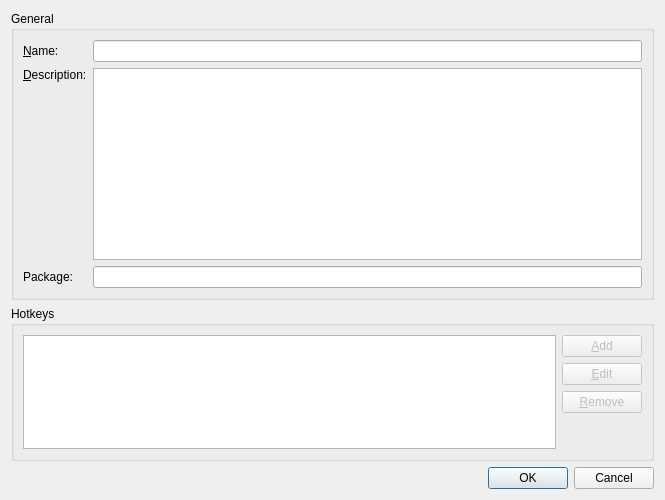
Old version of the form src/grauchy/src/grauchy/packagedialog.ui in the repository Slesa/Trinity.
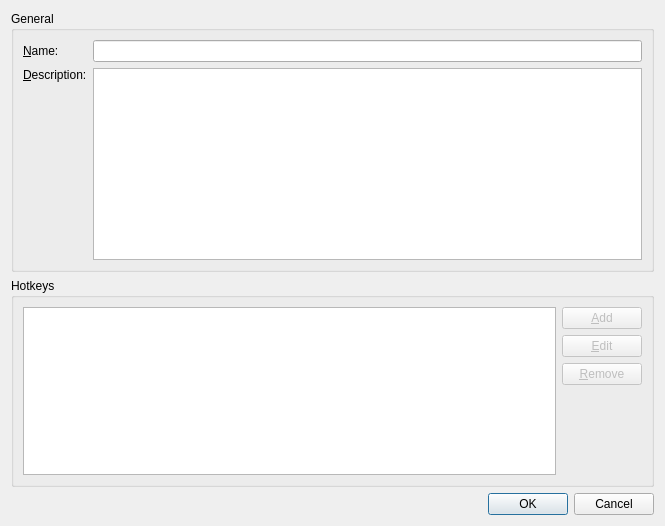
New version of the form. Icons and pictures are not drawn.

Commit message: Reconfigure table layout

```diff
--- a/src/grauchy/src/grauchy/packagedialog.ui
+++ b/src/grauchy/src/grauchy/packagedialog.ui
@@ -7,7 +7,7 @@
     <x>0</x>
     <y>0</y>
     <width>665</width>
-    <height>500</height>
+    <height>526</height>
    </rect>
   </property>
   <property name="windowTitle">
@@ -19,7 +19,7 @@
      <property name="title">
       <string>General</string>
      </property>
-     <layout class="QGridLayout" name="gridLayout">
+     <layout class="QFormLayout" name="formLayout">
       <item row="0" column="0">
        <widget class="QLabel" name="labelName">
         <property name="text">
@@ -35,6 +35,12 @@
       </item>
       <item row="1" column="0">
        <widget class="QLabel" name="labelDescr">
+        <property name="sizePolicy">
+         <sizepolicy hsizetype="Preferred" vsizetype="Minimum">
+          <horstretch>0</horstretch>
+          <verstretch>0</verstretch>
+         </sizepolicy>
+        </property>
         <property name="text">
          <string>&amp;Description:</string>
         </property>
@@ -54,18 +60,7 @@
           <verstretch>0</verstretch>
          </sizepolicy>
         </property>
-       </widget>
-      </item>
-      <item row="2" column="0">
-       <widget class="QLabel" name="labelPackage">
-        <property name="text">
-         <string>Package:</string>
-        </property>
-       </widget>
-      </item>
-      <item row="2" column="1">
-       <widget class="QLineEdit" name="linePackage">
-        <property name="readOnly">
+        <property name="tabChangesFocus">
          <bool>true</bool>
         </property>
        </widget>
@@ -84,8 +79,8 @@
      <property name="title">
       <string>Hotkeys</string>
      </property>
-     <layout class="QHBoxLayout" name="horizontalLayout">
-      <item>
+     <layout class="QGridLayout" name="gridLayout">
+      <item row="0" column="0">
        <widget class="QTableView" name="_listHotkeys">
         <property name="editTriggers">
          <set>QAbstractItemView::AnyKeyPressed|QAbstractItemView::EditKeyPressed</set>
@@ -101,7 +96,7 @@
         </property>
        </widget>
       </item>
-      <item>
+      <item row="0" column="1">
        <layout class="QVBoxLayout" name="verticalLayout">
         <item>
          <widget class="QPushButton" name="buttonAdd">
```
The commit also changes 19 other files.
